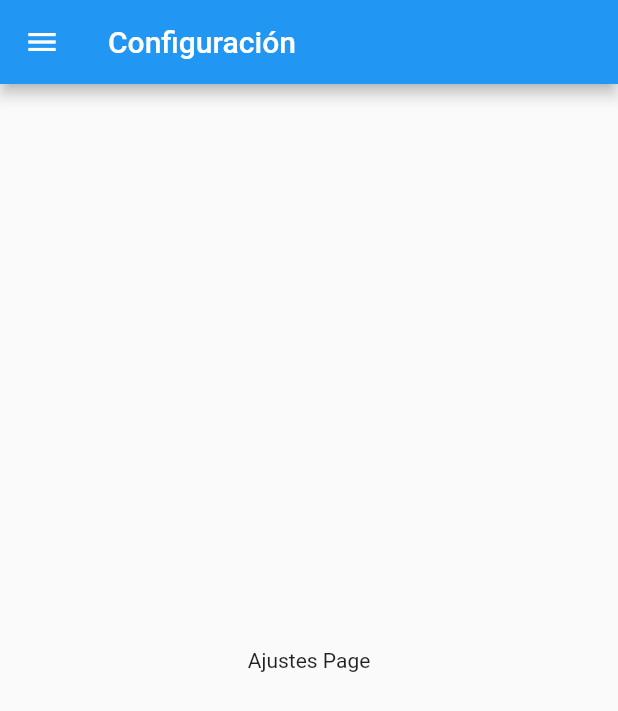
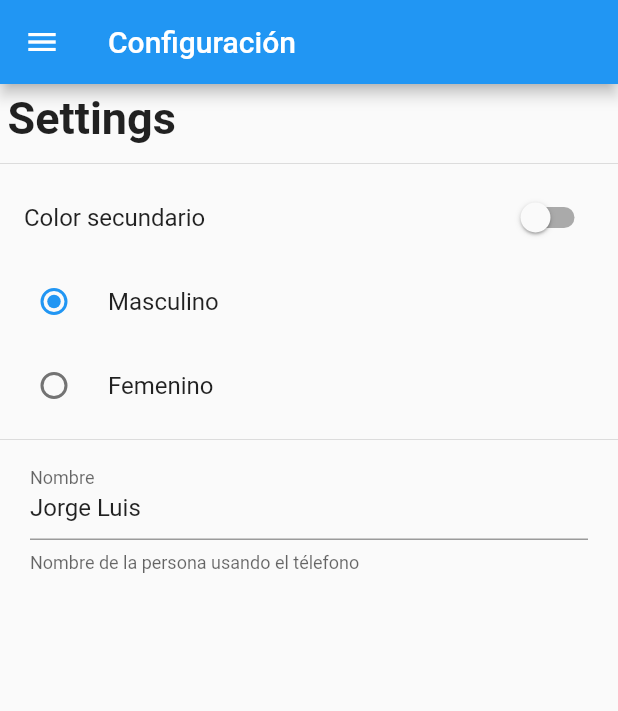
Before and after one commit to ProjectsFlutter/AppPreferencesUser, a Flutter app: the SettingPage screen opened by its route, on a phone screen of 412 x 824 dp. Shown: the top 711 px of the screen. Run offline on Flutter 3.47's test engine with Material 2 defaults, Android fonts, the light colour scheme and no system bars.

Commit message:
Settings page layout

```diff
--- a/lib/src/pages/setting-page.dart
+++ b/lib/src/pages/setting-page.dart
@@ -1,8 +1,26 @@
 import 'package:app_preferences_user/src/widgets/menu-widget.dart';
 import 'package:flutter/material.dart';
 
-class SettingPage extends StatelessWidget {
+class SettingPage extends StatefulWidget {
   static final String routeName = 'setting';
+
+  @override
+  _SettingPageState createState() => _SettingPageState();
+}
+
+class _SettingPageState extends State<SettingPage> {
+
+  bool _colorSecundario = false;
+  int _genero = 1;
+  String _nombre = 'Jorge Luis';
+  TextEditingController _textController;
+
+  @override
+    void initState() {
+      // TODO: implement initState
+      super.initState();
+      _textController = new TextEditingController(text: _nombre);
+    }
 
   @override
   Widget build(BuildContext context) {
@@ -11,8 +29,49 @@ class SettingPage extends StatelessWidget {
         title: Text('Configuración')
       ),
       drawer: MenuWidget(),
-      body: Center(
-        child: Text('Ajustes Page'),
+      body: ListView(
+        children: [
+          Container(
+            padding:  EdgeInsets.all(5.0),
+            child: Text('Settings',style: TextStyle(fontSize: 30.0, fontWeight: FontWeight.bold)),
+          ),
+          Divider(),
+          SwitchListTile(
+            value: _colorSecundario,
+            title: Text('Color secundario'),
+            onChanged: (value){
+              setState(() { _colorSecundario = value;});
+            }
+          ),
+          RadioListTile(
+            value: 1,
+            title: Text('Masculino'),
+            groupValue: _genero,
+            onChanged: (value){
+              setState(() { _genero = value; });
+            }
+          ),
+          RadioListTile(
+            value: 2,
+            title: Text('Femenino'),
+            groupValue: _genero,
+            onChanged: (value){
+              setState(() { _genero = value; });
+            }
+          ),
+          Divider(),
+          Container(
+            padding: EdgeInsets.symmetric(horizontal: 20.0),
+            child: TextField(
+              controller: _textController,
+              decoration: InputDecoration(
+                labelText: 'Nombre',
+                helperText: 'Nombre de la persona usando el télefono'
+              ),
+              onChanged: (value){}
+            ),
+          )
+        ],
       )
     );
   }
```
